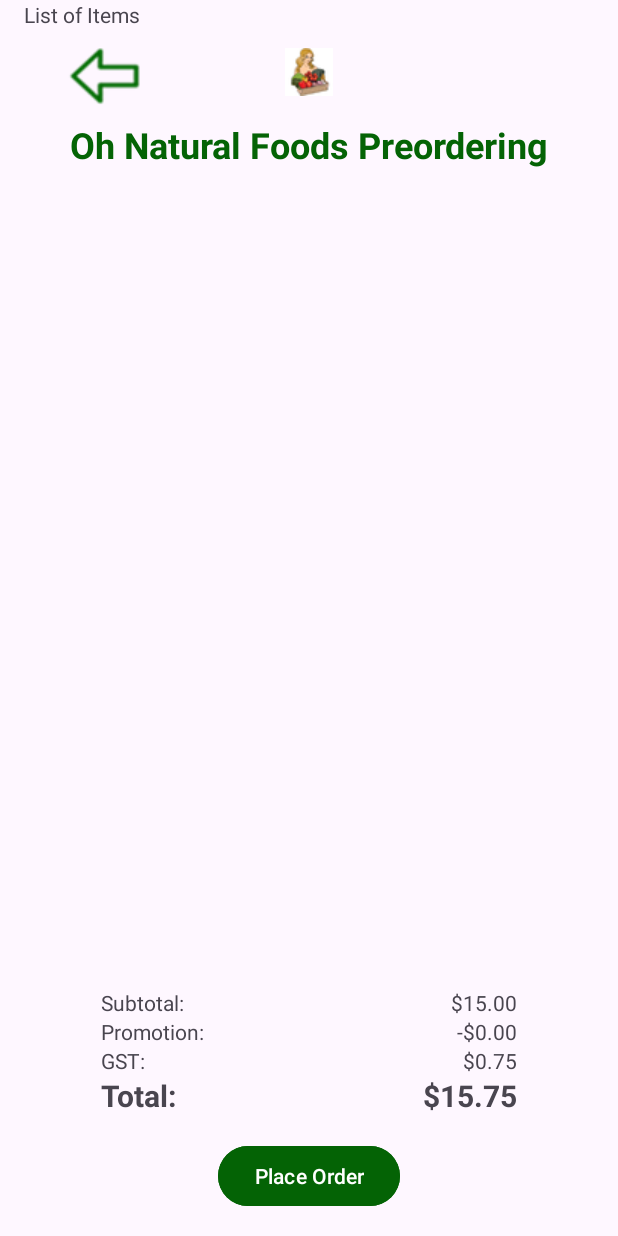
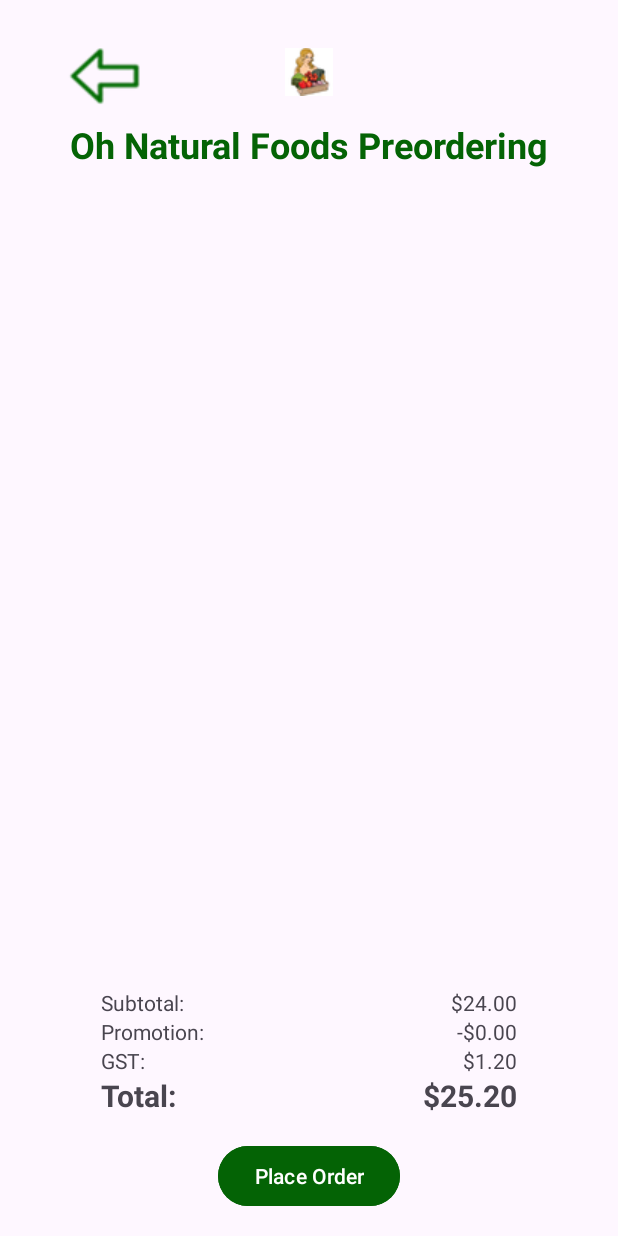
Before and after one commit to patrickma6199/oh_nat_foods_order, an Android app: the Checkout screen opened directly, with no data from a screen before it, on a phone screen of 412 x 824 dp. Run offline under Robolectric (Android 15) with nearby library versions, the phone set to English and light mode, and no system bars; our stand-ins replace Firebase (no records; nobody signed in at launch, a user with empty details on screens opened directly).

Commit message:
finished emulation of features

```diff
--- a/oh_nat_foods_order/app/src/main/java/com/example/oh_nat_foods_order/Checkout.java
+++ b/oh_nat_foods_order/app/src/main/java/com/example/oh_nat_foods_order/Checkout.java
@@ -97,6 +97,7 @@ public class Checkout extends AppCompatActivity {
     }
 
     public void toOrders(View view) {
+        Toast.makeText(Checkout.this,"Order Successfully Placed!",Toast.LENGTH_SHORT).show();
         Intent intent = new Intent(this,myorders.class);
         startActivity(intent);
         finish();
--- a/oh_nat_foods_order/app/src/main/java/com/example/oh_nat_foods_order/cart.java
+++ b/oh_nat_foods_order/app/src/main/java/com/example/oh_nat_foods_order/cart.java
@@ -52,7 +52,7 @@ public class cart extends AppCompatActivity {
             productsRef.child(product.getProductName()).addListenerForSingleValueEvent(new ValueEventListener() {
                 @Override
                 public void onDataChange(@NonNull DataSnapshot dataSnapshot) {
-                    double price = dataSnapshot.child("Price").getValue(Double.class);
+                    double price = dataSnapshot.child("Price").getValue(Double.class) + 3;
                     String description = dataSnapshot.child("Description").getValue(String.class);
 
                     View cartItem = LayoutInflater.from(cart.this).inflate(R.layout.cart_item, cartItemsContainer, false);
--- a/oh_nat_foods_order/app/src/main/res/layout/activity_checkout.xml
+++ b/oh_nat_foods_order/app/src/main/res/layout/activity_checkout.xml
@@ -45,15 +45,6 @@
     <!-- First Item Image -->
 
     <!-- Number of Items TextView -->
-
-    <TextView
-        android:id="@+id/numItemsTextView"
-        android:layout_width="wrap_content"
-        android:layout_height="wrap_content"
-        android:layout_marginStart="16dp"
-        android:text="List of Items"
-        app:layout_constraintStart_toStartOf="parent"
-        tools:layout_editor_absoluteY="131dp" />
 
     <ScrollView
         android:id="@+id/paymentMethodsScrollView"
@@ -107,7 +98,7 @@
                 android:id="@+id/subtotalValue"
                 android:layout_width="wrap_content"
                 android:layout_height="wrap_content"
-                android:text="$15.00"
+                android:text="$24.00"
                 android:gravity="end"/>
         </LinearLayout>
 
@@ -147,7 +138,7 @@
                 android:id="@+id/gstValue"
                 android:layout_width="wrap_content"
                 android:layout_height="wrap_content"
-                android:text="$0.75"
+                android:text="$1.20"
                 android:gravity="end"/>
         </LinearLayout>
 
@@ -169,7 +160,7 @@
                 android:id="@+id/totalValue"
                 android:layout_width="wrap_content"
                 android:layout_height="wrap_content"
-                android:text="$15.75"
+                android:text="$25.20"
                 android:gravity="end"
                 android:textStyle="bold"
                 android:textSize="20sp"/>
```
